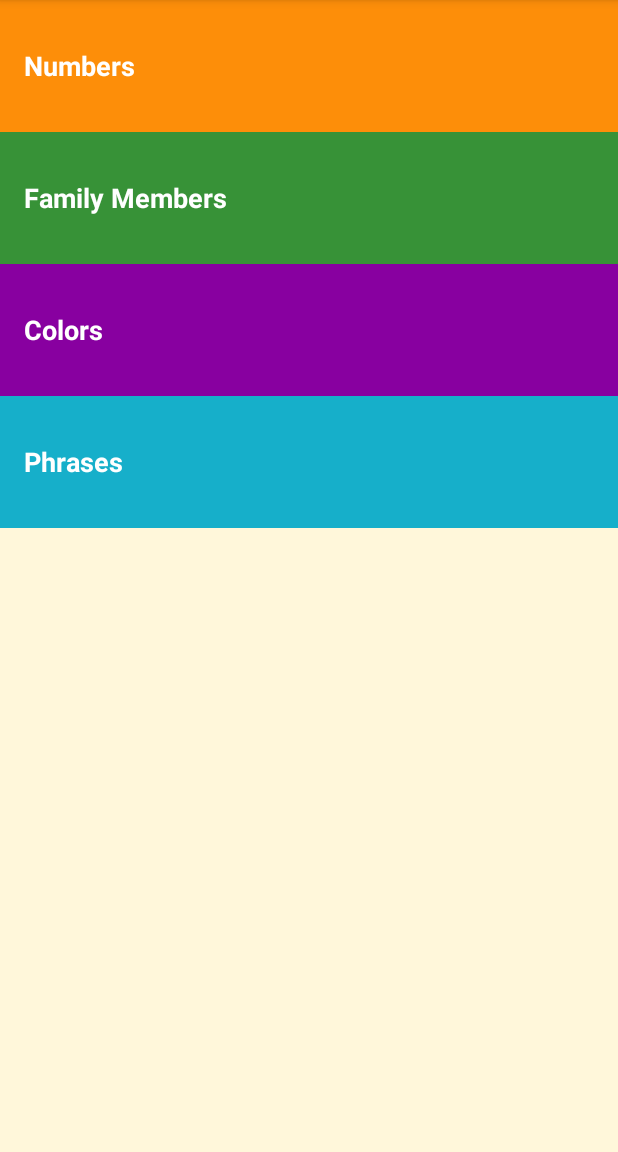
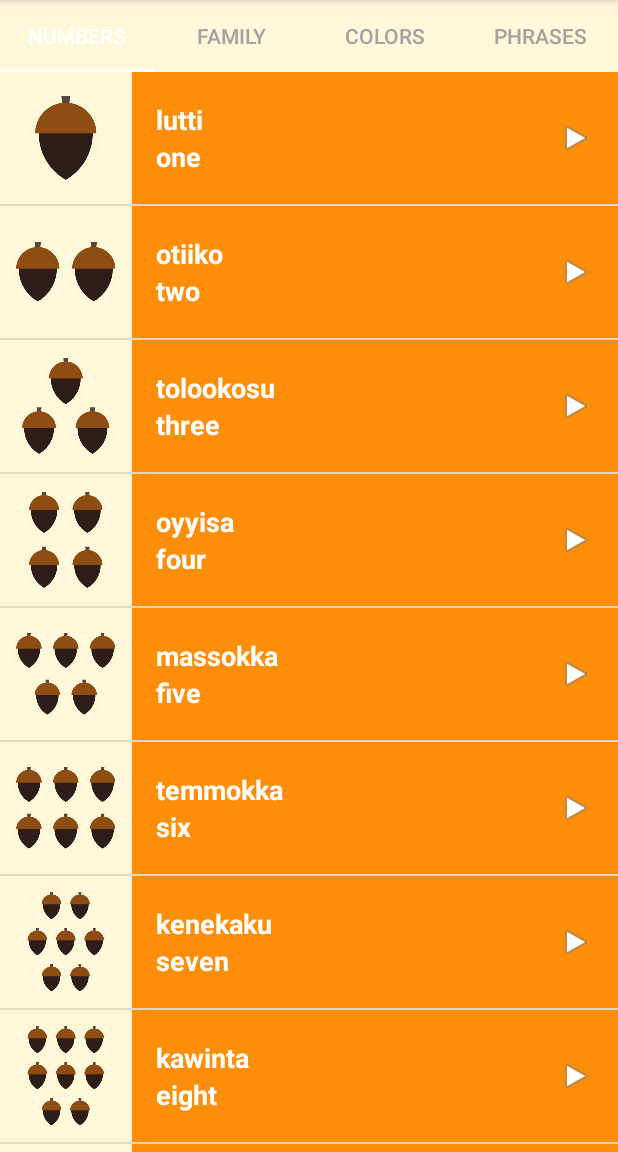
Before and after one commit to onurtemiz/Miwok, an Android app: the screen it shows after launch (MainActivity), on a phone screen of 412 x 824 dp, the part 84-1236 px from its top. Run offline under Robolectric (Android 15) with nearby library versions, the phone set to English and light mode, and no system bars.

Commit message:
Change Look

```diff
--- a/app/build.gradle
+++ b/app/build.gradle
@@ -27,4 +27,6 @@ dependencies {
     implementation 'com.android.support:appcompat-v7:23.3.0'
     implementation 'com.android.support:support-v4:23.3.0'
     implementation 'com.android.support:design:23.3.0'
+
+
 }
--- a/app/src/main/java/com/example/android/miwok/PhrasesActivity.java
+++ b/app/src/main/java/com/example/android/miwok/ColorFragment.java
@@ -1,17 +1,25 @@
 package com.example.android.miwok;
+
 
 import android.content.Context;
 import android.media.AudioManager;
 import android.media.MediaPlayer;
-import android.support.v7.app.AppCompatActivity;
 import android.os.Bundle;
+import android.support.v4.app.Fragment;
+import android.view.LayoutInflater;
 import android.view.View;
+import android.view.ViewGroup;
 import android.widget.AdapterView;
 import android.widget.ListView;
+import android.widget.TextView;
 
 import java.util.ArrayList;
 
-public class PhrasesActivity extends AppCompatActivity {
+/**
+ * A simple {@link Fragment} subclass.
+ */
+public class ColorFragment extends Fragment {
+
     private ArrayList<Word> words = new ArrayList<Word>();
     private MediaPlayer mediaPlayer;
     private AudioManager audioManager;
@@ -31,27 +39,32 @@ public class PhrasesActivity extends AppCompatActivity {
             };
 
 
-    @Override
-    protected void onCreate(Bundle savedInstanceState) {
-        super.onCreate(savedInstanceState);
-        setContentView(R.layout.word_list);
-
-        audioManager = (AudioManager) getSystemService(Context.AUDIO_SERVICE);
+    public ColorFragment() {
+        // Required empty public constructor
+    }
 
 
-        words.add(new Word("Where are you going?", "minto wuksus", 0, R.raw.phrase_where_are_you_going));
-        words.add(new Word("What is your name?", "tinnә oyaase'nә", 0, R.raw.phrase_what_is_your_name));
-        words.add(new Word("My name is...", "oyaaset...", 0, R.raw.phrase_my_name_is));
-        words.add(new Word("How are you feeling?", "michәksәs?", 0, R.raw.phrase_how_are_you_feeling));
-        words.add(new Word("I'm feeling good.", "kuchi achit", 0, R.raw.phrase_im_feeling_good));
-        words.add(new Word("Are you coming?", "әәnәs'aa?", 0, R.raw.phrase_are_you_coming));
-        words.add(new Word("Yes, I'm coming.", "hәә’ әәnәm", 0, R.raw.phrase_yes_im_coming));
-        words.add(new Word("I'm coming.", "әәnәm", 0, R.raw.phrase_im_coming));
-        words.add(new Word("Let's go", "yoowutis", 0, R.raw.phrase_lets_go));
-        words.add(new Word("Come here.", "әnni'nem", 0, R.raw.phrase_come_here));
+    @Override
+    public View onCreateView(LayoutInflater inflater, ViewGroup container,
+                             Bundle savedInstanceState) {
 
-        WordAdapter itemsAdapter = new WordAdapter(this, words, R.color.category_phrases);
-        ListView listView = (ListView) findViewById(R.id.listView);
+        View rootView = inflater.inflate(R.layout.word_list,container,false);
+
+
+        audioManager = (AudioManager) getActivity().getSystemService(Context.AUDIO_SERVICE);
+
+
+        words.add(new Word("red", "weṭeṭṭi", R.drawable.color_red, R.raw.color_red));
+        words.add(new Word("green", "chokokki", R.drawable.color_green, R.raw.color_green));
+        words.add(new Word("brown", "ṭakaakki", R.drawable.color_brown, R.raw.color_brown));
+        words.add(new Word("gray", "ṭopoppi", R.drawable.color_gray, R.raw.color_gray));
+        words.add(new Word("black", "kululli", R.drawable.color_black, R.raw.color_black));
+        words.add(new Word("white", "kelelli", R.drawable.color_white, R.raw.color_white));
+        words.add(new Word("dusty yellow", "ṭopiisә", R.drawable.color_dusty_yellow, R.raw.color_dusty_yellow));
+        words.add(new Word("mustard yellow", "chiwiiṭә", R.drawable.color_mustard_yellow, R.raw.color_mustard_yellow));
+
+        WordAdapter itemsAdapter = new WordAdapter(getActivity(), words, R.color.category_colors);
+        ListView listView = (ListView) rootView.findViewById(R.id.listView);
         listView.setAdapter(itemsAdapter);
 
         listView.setOnItemClickListener(new AdapterView.OnItemClickListener() {
@@ -62,7 +75,7 @@ public class PhrasesActivity extends AppCompatActivity {
                 int result = audioManager.requestAudioFocus(afChangeListener, AudioManager.STREAM_MUSIC, AudioManager.AUDIOFOCUS_GAIN_TRANSIENT);
                 if (result == AudioManager.AUDIOFOCUS_REQUEST_GRANTED) {
 
-                    mediaPlayer = MediaPlayer.create(PhrasesActivity.this, words.get(i).getAudioResource());
+                    mediaPlayer = MediaPlayer.create(getActivity(), words.get(i).getAudioResource());
                     mediaPlayer.start();
 
                     mediaPlayer.setOnCompletionListener(new MediaPlayer.OnCompletionListener() {
@@ -74,10 +87,15 @@ public class PhrasesActivity extends AppCompatActivity {
                 }
             }
         });
+
+
+        return rootView;
+
     }
 
+
     @Override
-    protected void onStop() {
+    public void onStop() {
         super.onStop();
         releaseMediaPlayer();
     }
@@ -90,4 +108,5 @@ public class PhrasesActivity extends AppCompatActivity {
         audioManager.abandonAudioFocus(afChangeListener);
 
     }
+
 }
--- /dev/null
+++ b/app/src/main/java/com/example/android/miwok/FragmentAdapter.java
@@ -0,0 +1,49 @@
+package com.example.android.miwok;
+
+import android.content.Context;
+import android.support.v4.app.Fragment;
+import android.support.v4.app.FragmentManager;
+import android.support.v4.app.FragmentPagerAdapter;
+
+public class FragmentAdapter extends FragmentPagerAdapter {
+    private Context context;
+
+    public FragmentAdapter(FragmentManager fm, Context con) {
+
+        super(fm);
+        this.context = con;
+    }
+
+
+    @Override
+    public Fragment getItem(int p){
+        if (p == 0){
+            return new NumbersFragment();
+        }else if (p == 1){
+            return new ColorFragment();
+        }else if (p == 2){
+            return new FamilyFragment();
+        }else {
+            return new PharasesFragment();
+        }
+    }
+
+
+    @Override
+    public CharSequence getPageTitle(int position) {
+        if (position == 0) {
+            return context.getString(R.string.category_numbers);
+        } else if (position == 1) {
+            return context.getString(R.string.category_family);
+        } else if (position == 2) {
+            return context.getString(R.string.category_colors);
+        } else {
+            return context.getString(R.string.category_phrases);
+        }
+    }
+
+    @Override
+    public int getCount(){
+        return 4;
+    }
+}
--- a/app/src/main/java/com/example/android/miwok/MainActivity.java
+++ b/app/src/main/java/com/example/android/miwok/MainActivity.java
@@ -17,6 +17,8 @@ package com.example.android.miwok;
 
 import android.content.Intent;
 import android.os.Bundle;
+import android.support.design.widget.TabLayout;
+import android.support.v4.view.ViewPager;
 import android.support.v7.app.AppCompatActivity;
 import android.view.View;
 import android.widget.TextView;
@@ -30,42 +32,14 @@ public class MainActivity extends AppCompatActivity {
         // Set the content of the activity to use the activity_main.xml layout file
         setContentView(R.layout.activity_main);
 
-       TextView numbersView = (TextView) findViewById(R.id.numbers);
-       TextView familyView = (TextView) findViewById(R.id.family);
-       TextView colorsView = (TextView) findViewById(R.id.colors);
-       TextView phrasesView = (TextView) findViewById(R.id.phrases);
+       ViewPager viewPager = (ViewPager) findViewById(R.id.viewpager);
 
-       numbersView.setOnClickListener(new View.OnClickListener() {
-           @Override
-           public void onClick(View view) {
-               Intent i = new Intent(MainActivity.this,NumbersActivity.class);
-               startActivity(i);
-           }
-       });
+        FragmentAdapter adapter = new FragmentAdapter(getSupportFragmentManager(),this);
 
-       familyView.setOnClickListener(new View.OnClickListener(){
-           @Override
-           public void onClick(View view) {
-               Intent i = new Intent(MainActivity.this,FamilyActivity.class);
-               startActivity(i);
-           }
-       });
+       viewPager.setAdapter(adapter);
 
-       colorsView.setOnClickListener(new View.OnClickListener() {
-           @Override
-           public void onClick(View view) {
-               Intent i = new Intent(MainActivity.this, ColorActivity.class);
-               startActivity(i);
-           }
-       });
-
-       phrasesView.setOnClickListener(new View.OnClickListener() {
-           @Override
-           public void onClick(View view) {
-               Intent i = new Intent(MainActivity.this,PhrasesActivity.class);
-               startActivity(i);
-           }
-       });
+       TabLayout tabLayout = (TabLayout) findViewById(R.id.tabs);
+       tabLayout.setupWithViewPager(viewPager);
     }
 
 
--- a/app/src/main/java/com/example/android/miwok/FamilyActivity.java
+++ b/app/src/main/java/com/example/android/miwok/NumbersFragment.java
@@ -1,19 +1,26 @@
 package com.example.android.miwok;
+
 
 import android.content.Context;
 import android.media.AudioManager;
 import android.media.MediaPlayer;
-import android.support.v4.content.ContextCompat;
-import android.support.v7.app.AppCompatActivity;
 import android.os.Bundle;
+import android.support.v4.app.Fragment;
+import android.view.LayoutInflater;
 import android.view.View;
+import android.view.ViewGroup;
 import android.widget.AdapterView;
 import android.widget.ListView;
+import android.widget.TextView;
 
 import java.util.ArrayList;
 
-public class FamilyActivity extends AppCompatActivity {
-    private final ArrayList<Word> words = new ArrayList<Word>();
+/**
+ * A simple {@link Fragment} subclass.
+ */
+public class NumbersFragment extends Fragment {
+
+    private ArrayList<Word> words = new ArrayList<Word>();
     private MediaPlayer mediaPlayer;
     private AudioManager audioManager;
     private AudioManager.OnAudioFocusChangeListener afChangeListener =
@@ -32,28 +39,36 @@ public class FamilyActivity extends AppCompatActivity {
             };
 
 
+
+
+    public NumbersFragment() {
+        // Required empty public constructor
+    }
+
+
     @Override
-    protected void onCreate(Bundle savedInstanceState) {
-        super.onCreate(savedInstanceState);
-        setContentView(R.layout.word_list);
+    public View onCreateView(LayoutInflater inflater, ViewGroup container,
+                             Bundle savedInstanceState) {
+        View rootView = inflater.inflate(R.layout.word_list,container,false);
 
-        audioManager = (AudioManager) getSystemService(Context.AUDIO_SERVICE);
 
-        words.add(new Word("father", "әpә", R.drawable.family_father, R.raw.family_father));
-        words.add(new Word("mother", "әṭa", R.drawable.family_mother, R.raw.family_mother));
-        words.add(new Word("son", "angsi", R.drawable.family_son, R.raw.family_son));
-        words.add(new Word("daughter", "tune", R.drawable.family_daughter, R.raw.family_daughter));
-        words.add(new Word("older brother", "taachi", R.drawable.family_older_brother, R.raw.family_older_brother));
-        words.add(new Word("younger brother", "chalitti", R.drawable.family_younger_brother, R.raw.family_younger_brother));
-        words.add(new Word("older sister", "teṭe", R.drawable.family_older_sister, R.raw.family_older_sister));
-        words.add(new Word("younger sister", "kolliti", R.drawable.family_younger_sister, R.raw.family_younger_sister));
-        words.add(new Word("grandmother", "ama", R.drawable.family_grandmother, R.raw.family_grandmother));
-        words.add(new Word("grandfather", "paapa", R.drawable.family_grandfather, R.raw.family_grandfather));
+        audioManager = (AudioManager) getActivity().getSystemService(Context.AUDIO_SERVICE);
 
-        WordAdapter itemsAdapter = new WordAdapter(this, words, R.color.category_family);
-        ListView listView = (ListView) findViewById(R.id.listView);
+
+        words.add(new Word("one", "lutti", R.drawable.number_one, R.raw.number_one));
+        words.add(new Word("two", "otiiko", R.drawable.number_two, R.raw.number_two));
+        words.add(new Word("three", "tolookosu", R.drawable.number_three, R.raw.number_three));
+        words.add(new Word("four", "oyyisa", R.drawable.number_four, R.raw.number_four));
+        words.add(new Word("five", "massokka", R.drawable.number_five, R.raw.number_five));
+        words.add(new Word("six", "temmokka", R.drawable.number_six, R.raw.number_six));
+        words.add(new Word("seven", "kenekaku", R.drawable.number_seven, R.raw.number_seven));
+        words.add(new Word("eight", "kawinta", R.drawable.number_eight, R.raw.number_eight));
+        words.add(new Word("nine", "wo'e", R.drawable.number_nine, R.raw.number_nine));
+        words.add(new Word("ten", "na'aacha", R.drawable.number_ten, R.raw.number_ten));
+
+        WordAdapter itemsAdapter = new WordAdapter(getActivity(), words, R.color.category_numbers);
+        ListView listView = (ListView) rootView.findViewById(R.id.listView);
         listView.setAdapter(itemsAdapter);
-
 
         listView.setOnItemClickListener(new AdapterView.OnItemClickListener() {
             @Override
@@ -62,11 +77,13 @@ public class FamilyActivity extends AppCompatActivity {
 
                 int result = audioManager.requestAudioFocus(afChangeListener, AudioManager.STREAM_MUSIC, AudioManager.AUDIOFOCUS_GAIN_TRANSIENT);
                 if (result == AudioManager.AUDIOFOCUS_REQUEST_GRANTED) {
-                    mediaPlayer = MediaPlayer.create(FamilyActivity.this, words.get(i).getAudioResource());
+
+
+                    mediaPlayer = MediaPlayer.create(getActivity(), words.get(i).getAudioResource());
                     mediaPlayer.start();
-
                     mediaPlayer.setOnCompletionListener(new MediaPlayer.OnCompletionListener() {
                         @Override
+
                         public void onCompletion(MediaPlayer mediaPlayer) {
                             releaseMediaPlayer();
                         }
@@ -74,10 +91,15 @@ public class FamilyActivity extends AppCompatActivity {
                 }
             }
         });
+
+
+        return rootView;
     }
 
+
+
     @Override
-    protected void onStop() {
+    public void onStop() {
         super.onStop();
         releaseMediaPlayer();
     }
@@ -87,7 +109,8 @@ public class FamilyActivity extends AppCompatActivity {
             mediaPlayer.release();
         }
         mediaPlayer = null;
+
         audioManager.abandonAudioFocus(afChangeListener);
+    }
 
-    }
 }
--- a/app/src/main/res/layout/activity_main.xml
+++ b/app/src/main/res/layout/activity_main.xml
@@ -13,39 +13,25 @@
      See the License for the specific language governing permissions and
      limitations under the License.
 -->
-<LinearLayout
-    xmlns:android="http://schemas.android.com/apk/res/android"
+<LinearLayout xmlns:android="http://schemas.android.com/apk/res/android"
     xmlns:tools="http://schemas.android.com/tools"
     android:layout_width="match_parent"
     android:layout_height="match_parent"
+    xmlns:app="http://schemas.android.com/apk/res-auto"
     android:background="@color/tan_background"
     android:orientation="vertical"
     tools:context="com.example.android.miwok.MainActivity">
 
-    <TextView
-        android:id="@+id/numbers"
-        style="@style/CategoryStyle"
-        android:background="@color/category_numbers"
-        android:text="@string/category_numbers"
-        />
+    <android.support.design.widget.TabLayout
+        android:id="@+id/tabs"
+        style="@style/CategoryTab"
+        android:layout_width="match_parent"
+        android:layout_height="wrap_content" />
 
-    <TextView
-        android:id="@+id/family"
-        style="@style/CategoryStyle"
-        android:background="@color/category_family"
-        android:text="@string/category_family" />
+    <android.support.v4.view.ViewPager
+        android:id="@+id/viewpager"
+        android:layout_width="match_parent"
+        android:layout_height="match_parent"/>
 
-    <TextView
-        android:id="@+id/colors"
-        style="@style/CategoryStyle"
-        android:background="@color/category_colors"
-        android:padding="16dp"
-        android:text="@string/category_colors" />
-
-    <TextView
-        android:id="@+id/phrases"
-        style="@style/CategoryStyle"
-        android:background="@color/category_phrases"
-        android:text="@string/category_phrases" />
 
 </LinearLayout>
--- a/app/src/main/res/values/strings.xml
+++ b/app/src/main/res/values/strings.xml
@@ -26,5 +26,8 @@
     <string name="category_numbers">Numbers</string>
 
     <!-- Category name for the vocabulary words for family members [CHAR LIMIT=20] -->
-    <string name="category_family">Family Members</string>
+    <string name="category_family">Family</string>
+
+    <!-- TODO: Remove or change this placeholder text -->
+    <string name="hello_blank_fragment">Hello blank fragment</string>
 </resources>
--- a/app/src/main/res/values/styles.xml
+++ b/app/src/main/res/values/styles.xml
@@ -30,4 +30,14 @@
         <item name="android:textStyle">bold</item>
         <item name="android:textAppearance">?android:textAppearanceMedium</item>
     </style>
+
+    <style name="CategoryTab">
+        <item name="tabIndicatorColor">@android:color/white</item>
+        <item name="tabSelectedTextColor">@android:color/white</item>
+        <item name="tabTextAppearance">@style/CategoryTabTextAppearance</item>
+    </style>
+
+    <style name="CategoryTabTextAppearance" parent="TextAppearance.Design.Tab">
+        <item name="android:textColor">#A8A19E</item>
+    </style>
 </resources>
```
Also changed, not shown: app/src/main/AndroidManifest.xml (+0 -8 lines), app/src/main/java/com/example/android/miwok/FamilyFragment.java (renamed from app/src/main/java/com/example/android/miwok/ColorActivity.java, +42 -22 lines), app/src/main/java/com/example/android/miwok/PharasesFragment.java (renamed from app/src/main/java/com/example/android/miwok/NumbersActivity.java, +41 -26 lines).
